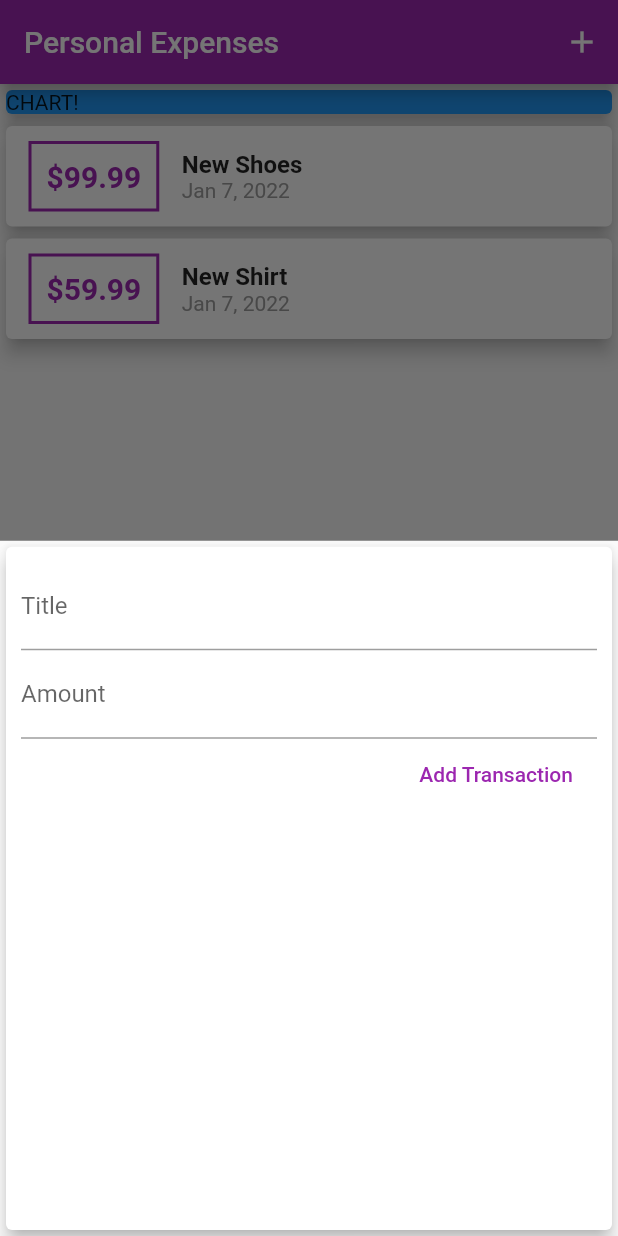
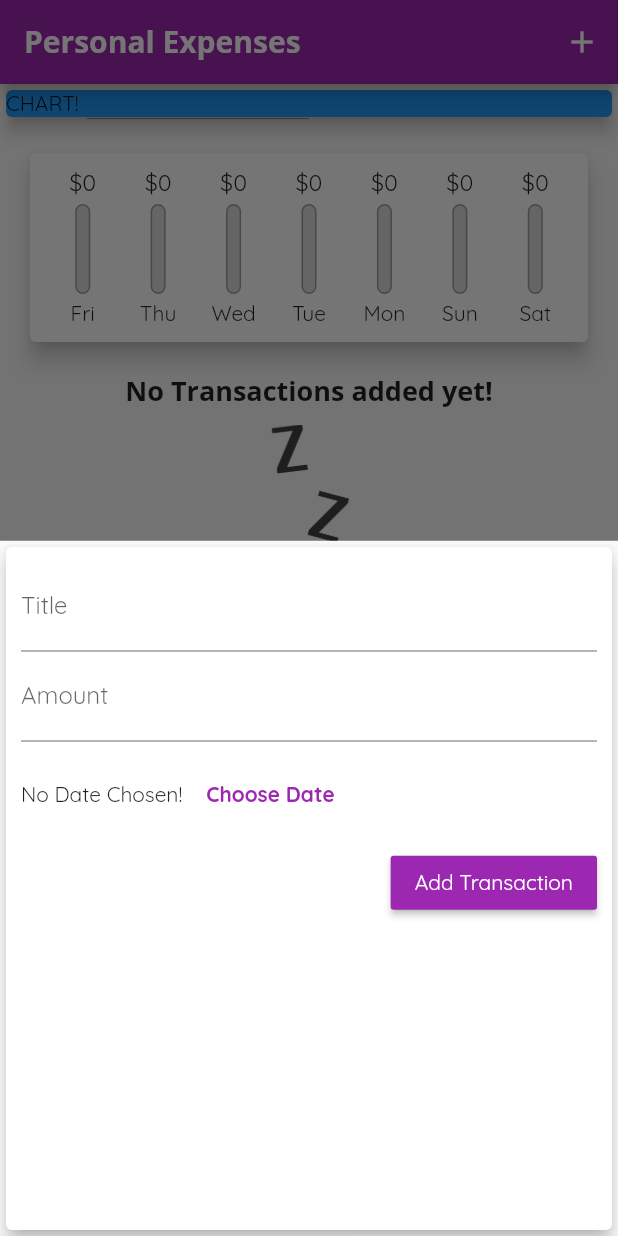
Before and after one commit to tkmusic/personal_expenses_app, a Flutter app: the screen it shows after launch, after a tap on the "add" icon, on a phone screen of 412 x 824 dp. Run offline on Flutter 3.47's test engine with Material 2 defaults, Android fonts, the phone set to English and light mode, and no system bars; missing offline and left inert: dart:ffi.

Commit message:
Final Polishing

```diff
--- a/lib/main.dart
+++ b/lib/main.dart
@@ -1,26 +1,43 @@
-// ignore_for_file: deprecated_member_use
+// ignore_for_file: deprecated_member_use, prefer_const_constructors, sized_box_for_whitespace, unused_element, unnecessary_null_comparison
 
 import 'package:app/widgets/new_transaction.dart';
 import 'package:app/widgets/transaction_list.dart';
 import 'package:flutter/material.dart';
 import 'models/transaction.dart';
+import './widgets/chart.dart';
 
 void main() => runApp(MyApp());
 
+// ignore: use_key_in_widget_constructors
 class MyApp extends StatelessWidget {
   @override
   Widget build(BuildContext context) {
     return MaterialApp(
       title: 'Personal Expenses',
       theme: ThemeData(
-        primarySwatch: Colors.purple,
-        accentColor: Colors.amber,
-      ),
+          primarySwatch: Colors.purple,
+          accentColor: Colors.purpleAccent,
+          fontFamily: 'Quicksand',
+          textTheme: TextTheme(
+            headline6: TextStyle(
+              fontFamily: 'OpenSans',
+              fontSize: 18,
+              fontWeight: FontWeight.bold,
+            ),
+          ),
+          appBarTheme: AppBarTheme(
+            titleTextStyle: TextStyle(
+              fontFamily: 'OpenSans',
+              fontSize: 20,
+              fontWeight: FontWeight.bold,
+            ),
+          )),
       home: MyHomePage(),
     );
   }
 }
 
+// ignore: use_key_in_widget_constructors
 class MyHomePage extends StatefulWidget {
   @override
   State<MyHomePage> createState() => _MyHomePageState();
@@ -28,7 +45,7 @@ class MyHomePage extends StatefulWidget {
 
 class _MyHomePageState extends State<MyHomePage> {
   final List<Transaction> _userTransactions = [
-    Transaction(
+    /* Transaction(
       id: 't1',
       title: 'New Shoes',
       amount: 99.99,
@@ -36,17 +53,29 @@ class _MyHomePageState extends State<MyHomePage> {
     ),
     Transaction(
       id: 't2',
-      title: 'New Shirt',
+      title: 'New Shirts',
       amount: 59.99,
       date: DateTime.now(),
-    ),
+    ), */
   ];
 
-  void _addNewTransaction(String txTitle, double txAmount) {
+  List<Transaction> get _recentTransactions {
+    return _userTransactions.where((tx) {
+      assert(tx != null);
+      return tx.date.isAfter(
+        DateTime.now().subtract(
+          Duration(days: 7),
+        ),
+      );
+    }).toList();
+  }
+
+  void _addNewTransaction(
+      String txTitle, double txAmount, DateTime chosenDate) {
     final newTx = Transaction(
       title: txTitle,
       amount: txAmount,
-      date: DateTime.now(),
+      date: chosenDate,
       id: DateTime.now().toString(),
     );
     setState(() {
@@ -64,11 +93,19 @@ class _MyHomePageState extends State<MyHomePage> {
     );
   }
 
+  void _deleteTransaction(String id) {
+    setState(() {
+      _userTransactions.removeWhere((tx) => tx.id == id);
+    });
+  }
+
   @override
   Widget build(BuildContext context) {
     return Scaffold(
       appBar: AppBar(
-        title: Text('Personal Expenses'),
+        title: Text(
+          'Personal Expenses',
+        ),
         actions: <Widget>[
           IconButton(
             onPressed: () => _startAddNewTransaction(context),
@@ -89,7 +126,8 @@ class _MyHomePageState extends State<MyHomePage> {
                 elevation: 5,
               ),
             ),
-            TransactionList(_userTransactions),
+            Chart(_recentTransactions),
+            TransactionList(_userTransactions, _deleteTransaction),
           ],
         ),
       ),
--- a/lib/models/transaction.dart
+++ b/lib/models/transaction.dart
@@ -1,3 +1,4 @@
+// ignore: unused_import
 import 'dart:ffi';
 
 class Transaction {
--- /dev/null
+++ b/lib/widgets/chart.dart
@@ -0,0 +1,62 @@
+// ignore_for_file: use_key_in_widget_constructors, prefer_const_constructors, prefer_const_literals_to_create_immutables, unused_local_variable, avoid_print, prefer_const_constructors_in_immutables, non_constant_identifier_names
+
+import 'package:app/models/transaction.dart';
+import 'package:flutter/material.dart';
+import 'package:intl/intl.dart';
+import './chart_bar.dart';
+
+class Chart extends StatelessWidget {
+  late final List<Transaction> recentTransaction;
+
+  Chart(this.recentTransaction);
+
+  List<Map<String, dynamic>> get groupedTransactionValues {
+    return List.generate(7, (index) {
+      final weekDay = DateTime.now().subtract(
+        Duration(days: index),
+      );
+      double totalSum = 0.0;
+
+      for (var i = 0; i < recentTransaction.length; i++) {
+        if (recentTransaction[i].date.day == weekDay.day &&
+            recentTransaction[i].date.month == weekDay.month &&
+            recentTransaction[i].date.year == weekDay.year) {
+          totalSum += recentTransaction[i].amount;
+        }
+      }
+
+      return {'day': DateFormat.E().format(weekDay), 'amount': totalSum};
+    });
+  }
+
+  double get totalSpending {
+    return groupedTransactionValues.fold(0.0, (sum, item) {
+      return sum + item['amount'];
+    });
+  }
+
+  @override
+  Widget build(BuildContext context) {
+    return Card(
+      elevation: 6,
+      margin: EdgeInsets.all(20),
+      child: Padding(
+        padding: EdgeInsets.all(10),
+        child: Row(
+          mainAxisAlignment: MainAxisAlignment.spaceAround,
+          children: groupedTransactionValues.map((data) {
+            return Flexible(
+              fit: FlexFit.tight,
+              child: ChartBar(
+                  data['day'],
+                  data['amount'],
+                  totalSpending == 0.0
+                      ? 0.0
+                      : (data['amount'] as double) / totalSpending),
+            );
+          }).toList(),
+        ),
+      ),
+    );
+  }
+}
--- /dev/null
+++ b/lib/widgets/chart_bar.dart
@@ -0,0 +1,50 @@
+// ignore_for_file: use_key_in_widget_constructors, prefer_const_literals_to_create_immutables, sized_box_for_whitespace, prefer_const_constructors, empty_constructor_bodies, prefer_const_constructors_in_immutables
+
+import 'package:flutter/material.dart';
+
+class ChartBar extends StatelessWidget {
+  late final String label;
+  late final double spendingAmount;
+  late final double spendingPctOfTotal;
+
+  ChartBar(this.label, this.spendingAmount, this.spendingPctOfTotal);
+
+  @override
+  Widget build(BuildContext context) {
+    return Column(
+      children: <Widget>[
+        Container(
+            height: 20,
+            child: FittedBox(
+                child: Text('\$${spendingAmount.toStringAsFixed(0)}'))),
+        const SizedBox(height: 4),
+        Container(
+          height: 60,
+          width: 10,
+          child: Stack(
+            children: <Widget>[
+              Container(
+                decoration: BoxDecoration(
+                  border: Border.all(color: Colors.grey, width: 1.0),
+                  color: Color.fromRGBO(220, 220, 220, 1),
+                  borderRadius: BorderRadius.circular(10),
+                ),
+              ),
+              FractionallySizedBox(
+                heightFactor: spendingPctOfTotal,
+                child: Container(
+                  decoration: BoxDecoration(
+                    color: Theme.of(context).primaryColor,
+                    borderRadius: BorderRadius.circular(10),
+                  ),
+                ),
+              ),
+            ],
+          ),
+        ),
+        const SizedBox(height: 4),
+        Text(label),
+      ],
+    );
+  }
+}
--- a/lib/widgets/new_transaction.dart
+++ b/lib/widgets/new_transaction.dart
@@ -1,6 +1,7 @@
-// ignore_for_file: deprecated_member_use
+// ignore_for_file: deprecated_member_use, use_key_in_widget_constructors, prefer_const_constructors_in_immutables, prefer_const_constructors, sized_box_for_whitespace, unused_element, dead_code, unnecessary_null_comparison
 
 import 'package:flutter/material.dart';
+import 'package:intl/intl.dart';
 
 class NewTransaction extends StatefulWidget {
   final Function addTx;
@@ -12,20 +13,41 @@ class NewTransaction extends StatefulWidget {
 }
 
 class _NewTransactionState extends State<NewTransaction> {
+  DateTime? _selectedDate;
   final titleController = TextEditingController();
 
   final amountController = TextEditingController();
 
   void submitData() {
+    if (amountController.text.isEmpty) {
+      return;
+    }
     final enteredTitle = titleController.text;
     final enteredAmount = double.parse(amountController.text);
 
-    if (enteredTitle.isEmpty || enteredAmount <= 0) {
+    if (enteredTitle.isEmpty || enteredAmount <= 0 || _selectedDate == null) {
       return;
     }
-    widget.addTx(enteredTitle, enteredAmount);
+    widget.addTx(enteredTitle, enteredAmount, _selectedDate);
 
     Navigator.of(context).pop();
+  }
+
+  void _presentDatePicker() {
+    showDatePicker(
+            context: context,
+            initialDate: DateTime.now(),
+            firstDate: DateTime(2020),
+            lastDate: DateTime.now())
+        .then((pickedDate) {
+      if (pickedDate == null) {
+        return;
+      }
+
+      setState(() {
+        _selectedDate = pickedDate;
+      });
+    });
   }
 
   @override
@@ -53,9 +75,30 @@ class _NewTransactionState extends State<NewTransaction> {
               // amountInput = value;
               //},
             ),
-            FlatButton(
+            Container(
+              height: 70,
+              child: Row(
+                children: <Widget>[
+                  Text(
+                    _selectedDate == null
+                        ? 'No Date Chosen!'
+                        : 'Picked Date: ${DateFormat.yMd().format(_selectedDate!)}',
+                  ),
+                  FlatButton(
+                    textColor: Theme.of(context).primaryColor,
+                    child: Text(
+                      'Choose Date',
+                      style: TextStyle(fontWeight: FontWeight.bold),
+                    ),
+                    onPressed: _presentDatePicker,
+                  ),
+                ],
+              ),
+            ),
+            RaisedButton(
               child: Text('Add Transaction'),
-              textColor: Colors.purple,
+              color: Theme.of(context).primaryColor,
+              textColor: Colors.white,
               onPressed: submitData,
             )
           ],
--- a/lib/widgets/transaction_list.dart
+++ b/lib/widgets/transaction_list.dart
@@ -1,54 +1,64 @@
+// ignore_for_file: use_key_in_widget_constructors, prefer_const_constructors_in_immutables, sized_box_for_whitespace, prefer_const_constructors, prefer_const_literals_to_create_immutables, avoid_unnecessary_containers
+
 import 'package:flutter/material.dart';
 import '../models/transaction.dart';
 import 'package:intl/intl.dart';
 
 class TransactionList extends StatelessWidget {
   final List<Transaction> transactions;
+  final Function deleteTx;
 
-  TransactionList(this.transactions);
+  TransactionList(this.transactions, this.deleteTx);
 
   @override
   Widget build(BuildContext context) {
     return Container(
       height: 300,
-      child: ListView.builder(
+      child: transactions.isEmpty
+          ? Column(
+              children: <Widget>[
+                Text(
+                  'No Transactions added yet!',
+                  style: Theme.of(context).textTheme.headline6,
+                ),
+                SizedBox(
+                  height: 10,
+                ),
+                Container(
+                  height: 120,
+                  child: Image.asset(
+                    'assets/images/waiting.png',
+                    fit: BoxFit.cover,
+                  ),
+                )
+              ],
+            )
+          : ListView.builder(
               itemBuilder: (ctx, index) {
                 return Card(
                   elevation: 5,
-            child: Row(
-              children: <Widget>[
-                Container(
-                  padding: EdgeInsets.all(10),
-                  margin: EdgeInsets.symmetric(vertical: 10, horizontal: 15),
-                  decoration: BoxDecoration(
-                    border: Border.all(
-                        color: Theme.of(context).primaryColor, width: 2),
-                  ),
-                  child: Text(
-                    '\$${transactions[index].amount.toStringAsFixed(2)}',
-                    style: TextStyle(
-                      fontWeight: FontWeight.bold,
-                      fontSize: 20,
-                      color: Theme.of(context).primaryColor,
+                  child: ListTile(
+                    leading: CircleAvatar(
+                      radius: 30,
+                      child: Padding(
+                        padding: EdgeInsets.all(6),
+                        child: FittedBox(
+                          child: Text('\$${transactions[index].amount}'),
                         ),
                       ),
                     ),
-                Column(
-                  crossAxisAlignment: CrossAxisAlignment.start,
-                  children: <Widget>[
-                    Text(
+                    title: Text(
                       transactions[index].title,
-                      style:
-                          TextStyle(fontSize: 16, fontWeight: FontWeight.bold),
+                      style: Theme.of(context).textTheme.headline6,
                     ),
-                    Text(
-                      //DateFormat('dd/MM/yyyy').format(tx.date),
+                    subtitle: Text(
                       DateFormat.yMMMd().format(transactions[index].date),
-                      style: TextStyle(color: Colors.grey),
-                    )
-                  ],
-                )
-              ],
+                    ),
+                    trailing: IconButton(
+                      icon: Icon(Icons.delete),
+                      color: Theme.of(context).errorColor,
+                      onPressed: () => deleteTx(transactions[index].id),
+                    ),
                   ),
                 );
               },
```
Also changed, not shown: pubspec.yaml (+19 -14 lines), assets/fonts/OpenSans-Bold.ttf (added), assets/fonts/OpenSans-Regular.ttf (added), assets/fonts/Quicksand-Bold.ttf (added), assets/fonts/Quicksand-Light.ttf (added), assets/fonts/Quicksand-Medium.ttf (added), assets/fonts/Quicksand-Regular.ttf (added), assets/images/waiting.png (added), pubspec.lock. Lines whose indentation alone changed are shown as unchanged.
